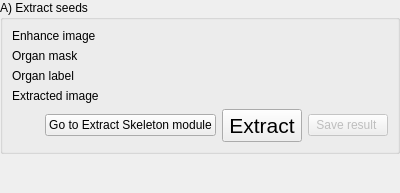
First picture: the form in Modules/Scripted/Workflow/Widgets/Resources/UI/ExtractSeedsStep.ui, repository KitwareMedical/Deprecated-VesselView, before the edit.
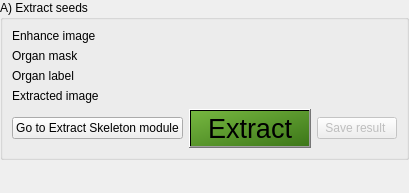
Second picture: the form after the edit. Custom widgets are drawn as their Qt base class.

Commit message:
ENH: Bigger, greener text for the apply push buttons
In order to make the action more visible/obvious to the user, the push
button were costumized with:
 - a green-colored gradient inspired by the next/before arrows of the
workflow
 - Two spaces before and after the action to enlare the button and
highlight the text
 - an bigger point size (as the application default point size is 12)

Patch:
```diff
--- a/Modules/Scripted/Workflow/Widgets/Resources/UI/ExtractSeedsStep.ui
+++ b/Modules/Scripted/Workflow/Widgets/Resources/UI/ExtractSeedsStep.ui
@@ -145,11 +145,16 @@
          <widget class="QPushButton" name="ExtractSeedsApplyPushButton">
           <property name="font">
            <font>
-            <pointsize>16</pointsize>
+            <pointsize>20</pointsize>
            </font>
           </property>
+          <property name="styleSheet">
+           <string notr="true">#ExtractSeedsApplyPushButton {
+    background-color: QLinearGradient( x1: 0, y1: 0, x2: 1, y2: 1, stop: 0 #76b740, stop: 1 #3d7719);
+}</string>
+          </property>
           <property name="text">
-           <string>Extract</string>
+           <string>  Extract  </string>
           </property>
           <property name="checkable">
            <bool>true</bool>
```
The commit also changes 6 other files.
